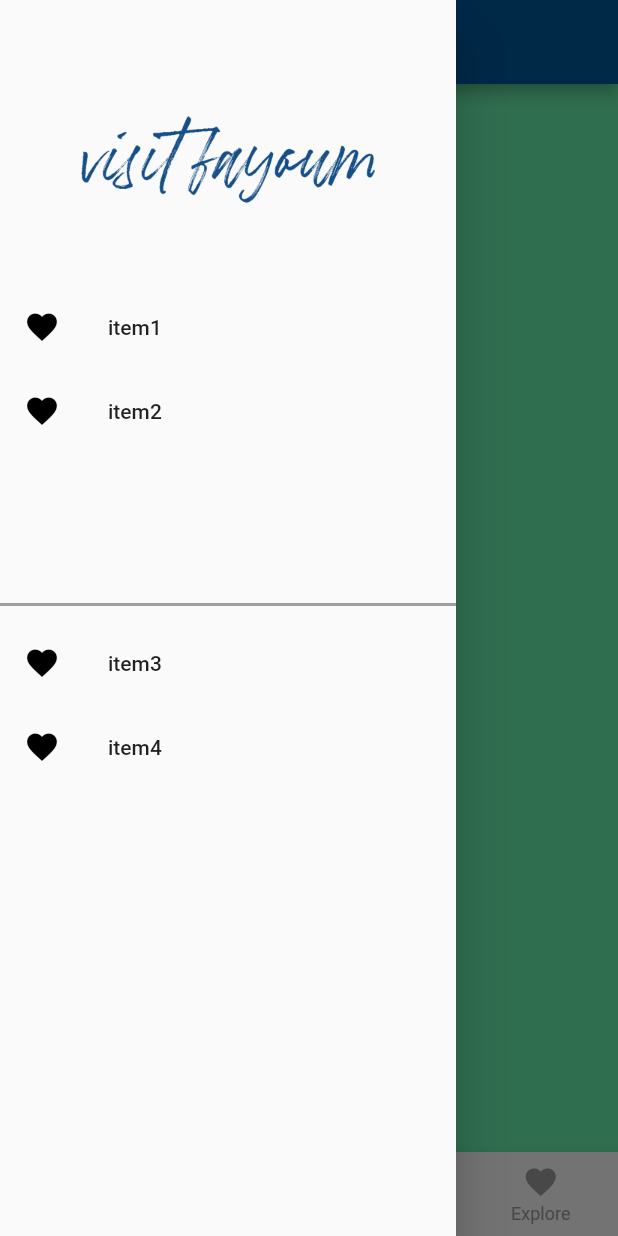
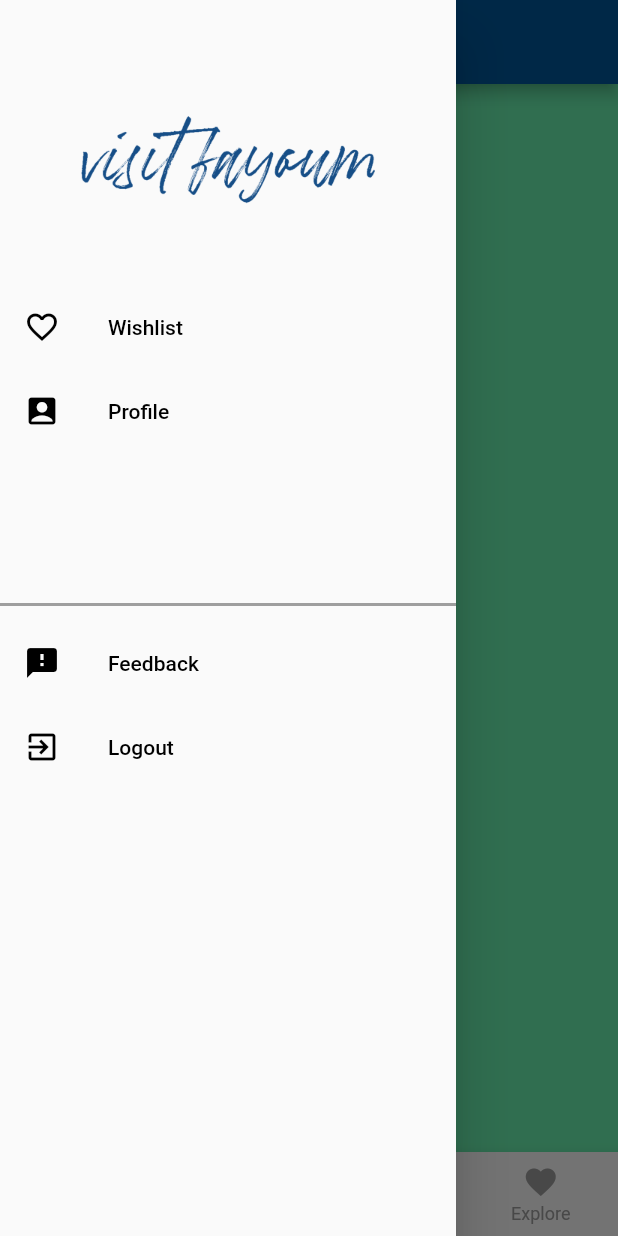
Before and after one commit to MinaSamirCap/visit_city, a Flutter app: the HomeScreen screen opened by its route, with the side drawer open, on a phone screen of 412 x 824 dp. Run offline on Flutter 3.47's test engine with Material 2 defaults, Android fonts, the phone set to English and light mode, and no system bars; our stand-ins replace email_validator, shared_preferences; accounts and stored records are empty.

Commit message:
arabized the menu item

```diff
--- a/lang/ar.json
+++ b/lang/ar.json
@@ -17,6 +17,10 @@
     "forget_password": "هل نسيت كلمة المرور ؟",
     "sign_in_fb": "عبر الفيسبوك",
     "sign_in_google": "عبر جوجل",
-    "have_account" : "هل لديك حساب؟",
-    "dialog_error" : "خطأ"
+    "have_account": "هل لديك حساب؟",
+    "dialog_error": "خطأ",
+    "wishlist": "المقضلة",
+    "profile": "الملف الشخصي",
+    "feedback": "رايك يهنا",
+    "logout": "نسجيل الخروج"
 }
--- a/lang/en.json
+++ b/lang/en.json
@@ -19,5 +19,9 @@
     "sign_in_google": "Sign in with Google",
     "have_account" : "Don't have an account?",
     "sign_in_later" : "Sign in Later",
-    "dialog_error" : "An Error Occurred"
+    "dialog_error" : "An Error Occurred",
+    "wishlist" : "Wishlist",
+    "profile" : "Profile",
+    "feedback" : "Feedback",
+    "logout" : "Logout"
 }
--- a/lib/res/coolor.dart
+++ b/lib/res/coolor.dart
@@ -23,7 +23,7 @@ class Coolor {
   static const NAV_SEL_COL = Colors.blue;
   static const NAV_NOT_SEL_COL = Colors.grey;
 
-  static const PICK_COL = Color(0xff443a49);
+  static const MENU_SEL_COL = Color(0xffd0e4f3);
   static const CUR_PICK = Color(0xff443a49);
 
   static const WHITE = Colors.white;
--- a/lib/ui/screens/home_screen.dart
+++ b/lib/ui/screens/home_screen.dart
@@ -27,7 +27,7 @@ class _HomeScreenState extends State<HomeScreen> {
         appBar: AppBar(
           title: Text(appLocal.translate(LocalKeys.APP_NAME)),
         ),
-        drawer: Drawer(child: MainDrawerWidget(onMenuItemSelected)),
+        drawer: Drawer(child: MainDrawerWidget(appLocal, onMenuItemSelected)),
         bottomNavigationBar: BottomNavigationBar(
           type: BottomNavigationBarType.fixed,
           selectedItemColor: selectedColor(),
--- a/lib/ui/screens/sign_in_screen.dart
+++ b/lib/ui/screens/sign_in_screen.dart
@@ -9,6 +9,7 @@ import '../../res/assets_path.dart';
 import '../../utils/lang/http_exception.dart';
 import '../../res/sizes.dart';
 import '../../apis/auth.dart';
+import 'home_screen.dart';
 
 class SignInScreen extends StatefulWidget {
   static const ROUTE_NAME = '/signin-screen';
@@ -174,8 +175,8 @@ class _SignInScreenState extends State<SignInScreen> {
           borderRadius: Sizes.BOR_RAD_25,
         ),
         onPressed: () {
-          _submit();
-          // Navigator.of(context).pushReplacementNamed(HomeScreen.ROUTE_NAME);
+          //_submit();
+           Navigator.of(context).pushReplacementNamed(HomeScreen.ROUTE_NAME);
         },
         child: Text(
           "${appLocal.translate(LocalKeys.LOG_IN)}",
--- a/lib/ui/widget/mian_drawer_widget.dart
+++ b/lib/ui/widget/mian_drawer_widget.dart
@@ -1,13 +1,18 @@
 import 'package:flutter/material.dart';
-import 'package:visit_city/res/assets_path.dart';
-import 'package:visit_city/ui/widget/ui.dart';
+import '../../utils/lang/app_localization.dart';
+import '../../utils/lang/app_localization_keys.dart';
+import '../../res/assets_path.dart';
+import '../../res/coolor.dart';
+import '../../ui/widget/ui.dart';
 import '../../res/sizes.dart';
 
 class MainDrawerWidget extends StatefulWidget {
   final Function callback;
-  final menuList = MenuModel.getMenuList();
+  List<MenuModel> menuList;
 
-  MainDrawerWidget(this.callback);
+  MainDrawerWidget(appLocal, this.callback) {
+    menuList = MenuModel.getMenuList(appLocal);
+  }
 
   @override
   _MainDrawerWidgetState createState() => _MainDrawerWidgetState();
@@ -80,7 +85,7 @@ class _MainDrawerWidgetState extends State<MainDrawerWidget> {
             width: constrains.constrainWidth() - 50,
             decoration: model.isSelected
                 ? BoxDecoration(
-                    color: Colors.blue.shade400,
+                    color: Coolor.MENU_SEL_COL,
                     borderRadius: BorderRadiusDirectional.only(
                       bottomEnd: Sizes.RADIUS_50,
                       topEnd: Sizes.RADIUS_50,
@@ -89,10 +94,13 @@ class _MainDrawerWidgetState extends State<MainDrawerWidget> {
                 : null,
             child: ListTile(
               leading: Icon(
-                Icons.favorite,
-                color: Colors.black,
+                model.icon,
+                color: getColor(model.isSelected),
               ),
-              title: Text(model.title),
+              title: Text(
+                model.title,
+                style: TextStyle(color: getColor(model.isSelected)),
+              ),
               onTap: () {
                 widget.menuList.forEach((item) {
                   item.isSelected = false;
@@ -108,20 +116,45 @@ class _MainDrawerWidgetState extends State<MainDrawerWidget> {
       );
     });
   }
+
+  Color selectedColor() {
+    return Coolor.GREY;
+  }
+
+  Color notSelectedColor() {
+    return Coolor.BLACK;
+  }
+
+  Color getColor(bool isSelected) {
+    return isSelected ? selectedColor() : notSelectedColor();
+  }
 }
 
 class MenuModel {
   bool isSelected = false;
   String title;
+  IconData icon;
 
-  MenuModel({@required this.title, this.isSelected});
+  MenuModel({@required this.title, @required this.icon, this.isSelected});
 
-  static List<MenuModel> getMenuList() {
+  static List<MenuModel> getMenuList(AppLocalizations appLocale) {
     return [
-      MenuModel(title: "item1", isSelected: false),
-      MenuModel(title: "item2", isSelected: false),
-      MenuModel(title: "item3", isSelected: false),
-      MenuModel(title: "item4", isSelected: false)
+      MenuModel(
+          title: appLocale.translate(LocalKeys.WISHLIST),
+          icon: Icons.favorite_border,
+          isSelected: false),
+      MenuModel(
+          title: appLocale.translate(LocalKeys.PROFILE),
+          icon: Icons.account_box,
+          isSelected: false),
+      MenuModel(
+          title: appLocale.translate(LocalKeys.FEEDBACK),
+          icon: Icons.feedback,
+          isSelected: false),
+      MenuModel(
+          title: appLocale.translate(LocalKeys.LOGOUT),
+          icon: Icons.exit_to_app,
+          isSelected: false)
     ];
   }
 }
--- a/lib/utils/lang/app_localization_keys.dart
+++ b/lib/utils/lang/app_localization_keys.dart
@@ -23,4 +23,8 @@ class LocalKeys {
   static const HAVE_ACCOUNT = "have_account";
   static const SIGN_IN_LATER = "sign_in_later";
   static const DIALOG_ERROR = "dialog_error";
+  static const WISHLIST = "wishlist";
+  static const PROFILE = "profile";
+  static const FEEDBACK = "feedback";
+  static const LOGOUT = "logout";
 }
```
